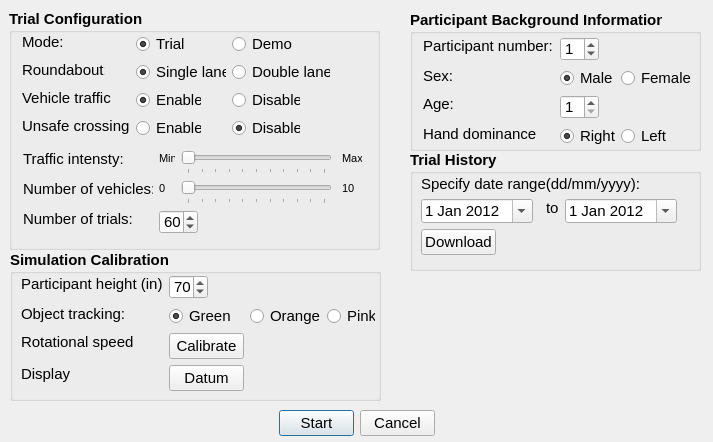
Old version of the form demographics.ui in the repository rkovessy/VeWalker.
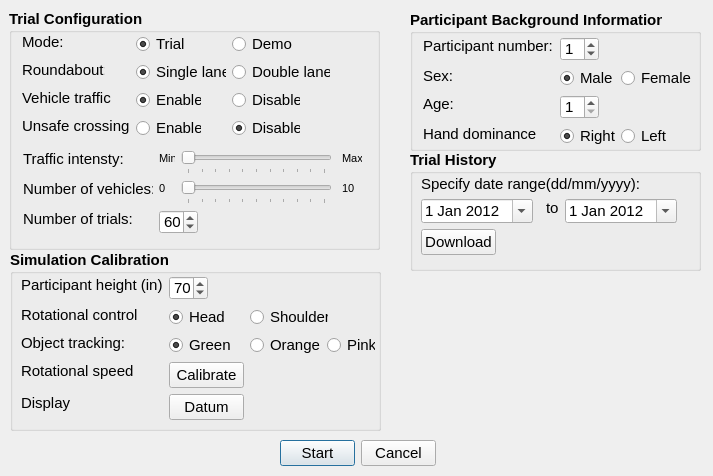
New version of the form.

Commit message: Form now includes option of enabling head control. Writes to database.

What changed in the file:
```diff
--- a/demographics.ui
+++ b/demographics.ui
@@ -10,7 +10,7 @@
     <x>0</x>
     <y>0</y>
     <width>713</width>
-    <height>442</height>
+    <height>476</height>
    </rect>
   </property>
   <property name="windowTitle">
@@ -542,7 +542,7 @@
      <x>10</x>
      <y>250</y>
      <width>371</width>
-     <height>151</height>
+     <height>181</height>
     </rect>
    </property>
    <property name="font">
@@ -559,7 +559,7 @@
     <property name="geometry">
      <rect>
       <x>317</x>
-      <y>55</y>
+      <y>84</y>
       <width>48</width>
       <height>22</height>
      </rect>
@@ -588,7 +588,7 @@
     <property name="geometry">
      <rect>
       <x>159</x>
-      <y>83</y>
+      <y>112</y>
       <width>75</width>
       <height>26</height>
      </rect>
@@ -620,7 +620,7 @@
     <property name="geometry">
      <rect>
       <x>11</x>
-      <y>25</y>
+      <y>26</y>
       <width>142</width>
       <height>18</height>
      </rect>
@@ -640,7 +640,7 @@
     <property name="geometry">
      <rect>
       <x>159</x>
-      <y>25</y>
+      <y>26</y>
       <width>39</width>
       <height>24</height>
      </rect>
@@ -660,7 +660,7 @@
     <property name="geometry">
      <rect>
       <x>11</x>
-      <y>55</y>
+      <y>84</y>
       <width>103</width>
       <height>18</height>
      </rect>
@@ -680,7 +680,7 @@
     <property name="geometry">
      <rect>
       <x>159</x>
-      <y>55</y>
+      <y>84</y>
       <width>62</width>
       <height>22</height>
      </rect>
@@ -715,7 +715,7 @@
     <property name="geometry">
      <rect>
       <x>240</x>
-      <y>55</y>
+      <y>84</y>
       <width>71</width>
       <height>22</height>
      </rect>
@@ -744,7 +744,7 @@
     <property name="geometry">
      <rect>
       <x>11</x>
-      <y>83</y>
+      <y>112</y>
       <width>112</width>
       <height>18</height>
      </rect>
@@ -764,7 +764,7 @@
     <property name="geometry">
      <rect>
       <x>11</x>
-      <y>115</y>
+      <y>144</y>
       <width>50</width>
       <height>18</height>
      </rect>
@@ -784,7 +784,7 @@
     <property name="geometry">
      <rect>
       <x>159</x>
-      <y>115</y>
+      <y>144</y>
       <width>75</width>
       <height>26</height>
      </rect>
@@ -812,6 +812,90 @@
      <bool>false</bool>
     </property>
    </widget>
+   <widget class="QLabel" name="trackinglabel_2">
+    <property name="geometry">
+     <rect>
+      <x>11</x>
+      <y>56</y>
+      <width>116</width>
+      <height>18</height>
+     </rect>
+    </property>
+    <property name="font">
+     <font>
+      <pointsize>11</pointsize>
+      <weight>50</weight>
+      <bold>false</bold>
+     </font>
+    </property>
+    <property name="text">
+     <string>Rotational control:</string>
+    </property>
+   </widget>
+   <widget class="QRadioButton" name="headControl">
+    <property name="geometry">
+     <rect>
+      <x>159</x>
+      <y>56</y>
+      <width>57</width>
+      <height>22</height>
+     </rect>
+    </property>
+    <property name="sizePolicy">
+     <sizepolicy hsizetype="Fixed" vsizetype="Fixed">
+      <horstretch>0</horstretch>
+      <verstretch>0</verstretch>
+     </sizepolicy>
+    </property>
+    <property name="font">
+     <font>
+      <pointsize>11</pointsize>
+      <weight>50</weight>
+      <bold>false</bold>
+     </font>
+    </property>
+    <property name="text">
+     <string>Head</string>
+    </property>
+    <property name="checkable">
+     <bool>true</bool>
+    </property>
+    <property name="checked">
+     <bool>true</bool>
+    </property>
+    <property name="autoExclusive">
+     <bool>false</bool>
+    </property>
+   </widget>
+   <widget class="QRadioButton" name="shoulderControl">
+    <property name="geometry">
+     <rect>
+      <x>240</x>
+      <y>56</y>
+      <width>78</width>
+      <height>22</height>
+     </rect>
+    </property>
+    <property name="sizePolicy">
+     <sizepolicy hsizetype="Fixed" vsizetype="Fixed">
+      <horstretch>0</horstretch>
+      <verstretch>0</verstretch>
+     </sizepolicy>
+    </property>
+    <property name="font">
+     <font>
+      <pointsize>11</pointsize>
+      <weight>50</weight>
+      <bold>false</bold>
+     </font>
+    </property>
+    <property name="text">
+     <string>Shoulder</string>
+    </property>
+    <property name="autoExclusive">
+     <bool>false</bool>
+    </property>
+   </widget>
   </widget>
   <widget class="QGroupBox" name="groupBox_3">
    <property name="geometry">
@@ -1205,8 +1289,8 @@
   <widget class="QPushButton" name="quit">
    <property name="geometry">
     <rect>
-     <x>279</x>
-     <y>410</y>
+     <x>280</x>
+     <y>440</y>
      <width>75</width>
      <height>26</height>
     </rect>
@@ -1238,8 +1322,8 @@
   <widget class="QPushButton" name="cancel">
    <property name="geometry">
     <rect>
-     <x>360</x>
-     <y>410</y>
+     <x>361</x>
+     <y>440</y>
      <width>75</width>
      <height>26</height>
     </rect>
```
The commit also changes 18 other files.
